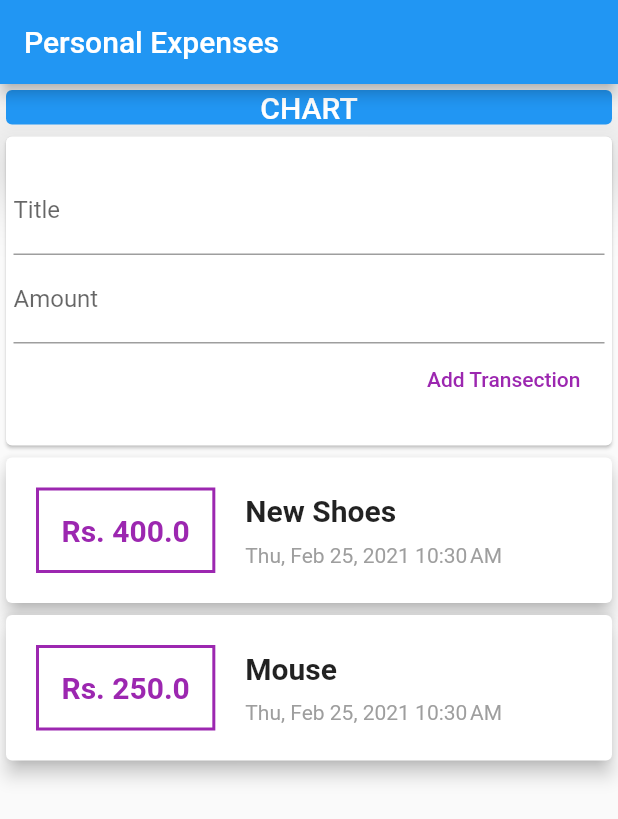
After one commit to IIvexII/Personal_Expense, a Flutter app: the screen it shows after launch, on a phone screen of 412 x 824 dp. The commit adds this screen. Shown: the top 819 px of the screen. Run offline on Flutter 3.47's test engine with Material 2 defaults, Android fonts, the phone set to English and light mode, and no system bars.

Commit message:
Split the one big widget into small widgets :trollface:

```diff
--- /dev/null
+++ b/lib/widgets/newTransection.dart
@@ -0,0 +1,39 @@
+import 'package:flutter/material.dart';
+
+class NewTransection extends StatelessWidget {
+  final _titleControler = TextEditingController();
+  final _amountControler = TextEditingController();
+
+  @override
+  Widget build(BuildContext context) {
+    return Card(
+      child: Container(
+        margin: EdgeInsets.fromLTRB(5, 20, 5, 20),
+        child: Column(
+          crossAxisAlignment: CrossAxisAlignment.end,
+          children: <Widget>[
+            TextField(
+              decoration: InputDecoration(labelText: 'Title'),
+              controller: _titleControler,
+            ),
+            TextField(
+              decoration: InputDecoration(labelText: 'Amount'),
+              controller: _amountControler,
+            ),
+            FlatButton(
+              child: Text(
+                'Add Transection',
+                style: TextStyle(
+                  color: Colors.purple,
+                ),
+              ),
+              onPressed: () {
+                print(_titleControler.text);
+              },
+            ),
+          ],
+        ),
+      ),
+    );
+  }
+}
--- /dev/null
+++ b/lib/widgets/transectionList.dart
@@ -0,0 +1,77 @@
+import 'package:flutter/material.dart';
+import 'package:intl/intl.dart';
+
+import '../modules/transection.dart';
+
+class TransectionList extends StatelessWidget {
+  final List<Transection> _userTransections;
+
+  TransectionList(this._userTransections);
+
+  @override
+  Widget build(BuildContext context) {
+    return Column(
+      children: _userTransections.map((tx) {
+        return Card(
+          elevation: 5,
+          child: Row(
+            children: <Widget>[
+              //############################################
+              //-------------AMOUNT OF EXPENSE--------------
+              //############################################
+              Container(
+                margin: EdgeInsets.all(20),
+                padding: EdgeInsets.all(15),
+                decoration: BoxDecoration(
+                  border: Border.all(
+                    color: Colors.purple,
+                    width: 2,
+                  ),
+                ),
+                child: Text(
+                  'Rs. ${tx.amount}',
+                  style: TextStyle(
+                    color: Colors.purple,
+                    fontSize: 20,
+                    fontWeight: FontWeight.bold,
+                  ),
+                ),
+              ),
+              //###############################################
+              //------------END OF EXPENSE AMOUNT--------------
+              //###############################################
+              //----------Title and Date of expense------------
+              //###############################################
+              Column(
+                crossAxisAlignment: CrossAxisAlignment.start,
+                children: <Widget>[
+                  Container(
+                    margin: EdgeInsets.only(bottom: 10),
+                    child: Text(
+                      tx.title, // TITLE
+                      style: TextStyle(
+                        fontSize: 20,
+                        fontWeight: FontWeight.bold,
+                      ),
+                    ),
+                  ),
+                  Container(
+                    child: Text(
+                      DateFormat.yMMMEd().add_jm().format(tx.date),
+                      style: TextStyle(
+                        color: Colors.grey,
+                      ),
+                    ),
+                  ),
+                ],
+              )
+              //###############################################
+              //-------------END OF TITLE AND DATE-------------
+              //###############################################
+            ],
+          ),
+        );
+      }).toList(),
+    );
+  }
+}
--- /dev/null
+++ b/lib/widgets/userTransection.dart
@@ -0,0 +1,39 @@
+import 'package:flutter/material.dart';
+
+import './newTransection.dart';
+import './transectionList.dart';
+import '../modules/transection.dart';
+
+class UserTransection extends StatefulWidget {
+  @override
+  _UserTransectionState createState() => _UserTransectionState();
+}
+
+class _UserTransectionState extends State<UserTransection> {
+  final List<Transection> _userTransections = [
+    Transection(
+      id: 't1',
+      title: 'New Shoes',
+      amount: 400.00,
+      date: DateTime.now(),
+    ),
+    Transection(
+      id: 't2',
+      title: 'Mouse',
+      amount: 250.00,
+      date: DateTime.now(),
+    )
+  ];
+
+  @override
+  Widget build(BuildContext context) {
+    return Column(
+      children: <Widget>[
+        // New Transection Input
+        NewTransection(),
+        // List of Transections
+        TransectionList(_userTransections),
+      ],
+    );
+  }
+}
```
Also changed, not shown: lib/main.dart (+2 -112 lines), lib/modules/transection.dart (renamed from lib/transection.dart).
